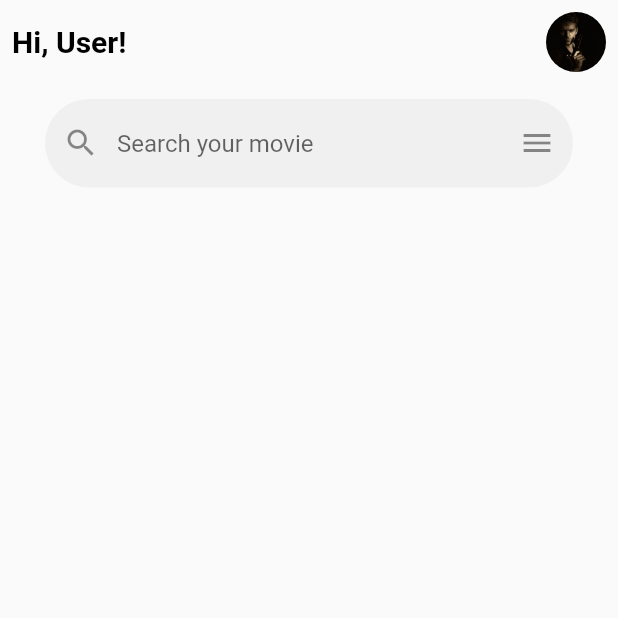
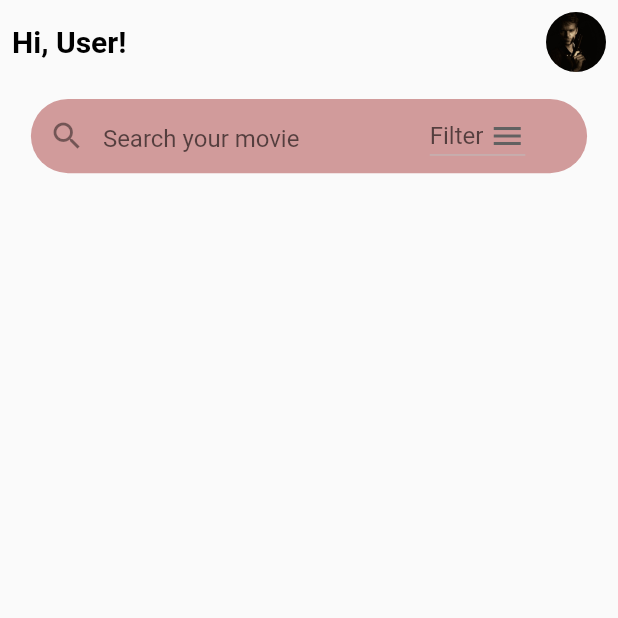
Before and after one commit to mhkaycey/movie-app, a Flutter app: the screen it shows after launch, on a phone screen of 412 x 824 dp, the top half of it. Run offline on Flutter 3.47's test engine with Material 2 defaults, Android fonts, the phone set to English and light mode, and no system bars; our stand-ins replace gap.

Commit message:
First Commit

```diff
--- a/lib/screens/homepage.dart
+++ b/lib/screens/homepage.dart
@@ -1,6 +1,8 @@
 import 'package:flutter/material.dart';
 import 'package:gap/gap.dart';
 import 'package:movies/widget/app_large_text.dart';
+
+import '../widget/search.dart';
 
 class MyHomePage extends StatefulWidget {
   const MyHomePage({
@@ -13,8 +15,11 @@ class MyHomePage extends StatefulWidget {
 
 class _MyHomePageState extends State<MyHomePage> {
   var searchController = TextEditingController();
+
   @override
   Widget build(BuildContext context) {
+    var deviceHeight = MediaQuery.of(context).size.height;
+    final deviceWidth = MediaQuery.of(context).size.width;
     return SafeArea(
       child: Scaffold(
         body: GestureDetector(
@@ -22,9 +27,9 @@ class _MyHomePageState extends State<MyHomePage> {
             FocusScope.of(context).unfocus();
           },
           child: Column(
-            //mainAxisAlignment: MainAxisAlignment.spaceBetween,
-            crossAxisAlignment: CrossAxisAlignment.start,
-            children: <Widget>[
+            // mainAxisAlignment: MainAxisAlignment.spaceBetween,
+            crossAxisAlignment: CrossAxisAlignment.center,
+            children: [
               Container(
                 padding: const EdgeInsets.all(8),
                 child: Row(
@@ -48,40 +53,31 @@ class _MyHomePageState extends State<MyHomePage> {
                 ),
               ),
               const Gap(10),
-              Padding(
-                padding: const EdgeInsets.symmetric(horizontal: 30),
-                child: SizedBox(
-                  height: 70,
-                  child: TextField(
-                    controller: searchController,
-                    decoration: InputDecoration(
-                      prefixIcon: IconButton(
-                        onPressed: () {},
-                        icon: const Icon(Icons.search),
-                      ),
-                      suffixText: "Filter",
-                      suffixIcon: IconButton(
-                        onPressed: () {},
-                        icon: const Icon(Icons.menu),
-                      ),
-                      hintText: "Search your movie",
-                      enabledBorder: OutlineInputBorder(
-                        borderSide: const BorderSide(color: Colors.transparent),
-                        borderRadius: BorderRadius.circular(30),
-                      ),
-                      focusedBorder: OutlineInputBorder(
-                        borderSide: const BorderSide(color: Colors.transparent),
-                        borderRadius: BorderRadius.circular(30),
-                      ),
-                      filled: true,
-                    ),
-                  ),
-                ),
-              )
+              searchWidget(),
             ],
           ),
         ),
       ),
     );
   }
+
+  Widget searchWidget() {
+    return Container(
+      height: MediaQuery.of(context).size.height * 0.06,
+      width: MediaQuery.of(context).size.width * 0.9,
+      decoration: BoxDecoration(
+        color: const Color.fromARGB(159, 185, 97, 97),
+        borderRadius: BorderRadius.circular(30),
+      ),
+      child: Row(
+        mainAxisSize: MainAxisSize.max,
+        mainAxisAlignment: MainAxisAlignment.spaceBetween,
+        crossAxisAlignment: CrossAxisAlignment.center,
+        children: [
+          SearchFileWidget(searchController: searchController),
+          // const Filter(),
+        ],
+      ),
+    );
+  }
 }
--- a/lib/widget/app_large_text.dart
+++ b/lib/widget/app_large_text.dart
@@ -1,5 +1,6 @@
 import 'package:flutter/material.dart';
 
+// ignore: must_be_immutable
 class AppLargeText extends StatelessWidget {
   double size;
   final String text;
--- a/lib/widget/app_text.dart
+++ b/lib/widget/app_text.dart
@@ -1,5 +1,6 @@
 import 'package:flutter/material.dart';
 
+// ignore: must_be_immutable
 class AppText extends StatelessWidget {
   double size;
   final String text;
--- /dev/null
+++ b/lib/widget/search.dart
@@ -0,0 +1,75 @@
+// ignore: must_be_immutable
+import 'package:flutter/material.dart';
+
+class SearchFileWidget extends StatefulWidget {
+  const SearchFileWidget({
+    super.key,
+    required this.searchController,
+  });
+
+  final TextEditingController searchController;
+
+  @override
+  State<SearchFileWidget> createState() => _SearchFileWidgetState();
+}
+
+class _SearchFileWidgetState extends State<SearchFileWidget> {
+  String? valueFile;
+
+  @override
+  Widget build(BuildContext context) {
+    List<String> menuItem = [
+      "ABCD",
+      "BCDE",
+      "CDEF",
+    ];
+    final List<DropdownMenuItem> dropDown = menuItem
+        .map((String value) => DropdownMenuItem(
+              value: value,
+              child: Text(
+                value,
+                style: const TextStyle(fontSize: 15),
+              ),
+            ))
+        .toList();
+    var deviceHeight = MediaQuery.of(context).size.height;
+    final deviceWidth = MediaQuery.of(context).size.width;
+    const border = InputBorder.none;
+    return Container(
+      margin: const EdgeInsets.only(right: 5),
+      width: deviceWidth * 0.8,
+      height: deviceHeight * 0.05,
+      child: TextField(
+        controller: widget.searchController,
+        style: const TextStyle(color: Colors.white),
+        decoration: InputDecoration(
+          focusedBorder: border,
+          border: border,
+          filled: false,
+          prefixIcon: IconButton(
+            onPressed: () {},
+            icon: const Icon(Icons.search),
+          ),
+          suffixIcon: DropdownButton(
+            hint: const Text("Filter "),
+            items: dropDown,
+            value: valueFile,
+            icon: const Icon(
+              Icons.menu,
+            ),
+            onChanged: (dynamic value) {
+              if (value != null) {
+                setState(() => valueFile = value);
+              }
+            },
+          ),
+          hintText: "Search your movie",
+          // enabledBorder: OutlineInputBorder(
+          //   borderSide: const BorderSide(color: Colors.transparent),
+          //   borderRadius: BorderRadius.circular(30),
+          // ),
+        ),
+      ),
+    );
+  }
+}
```
Also changed, not shown: lib/widget/filter.dart (added, +48 -0 lines).
